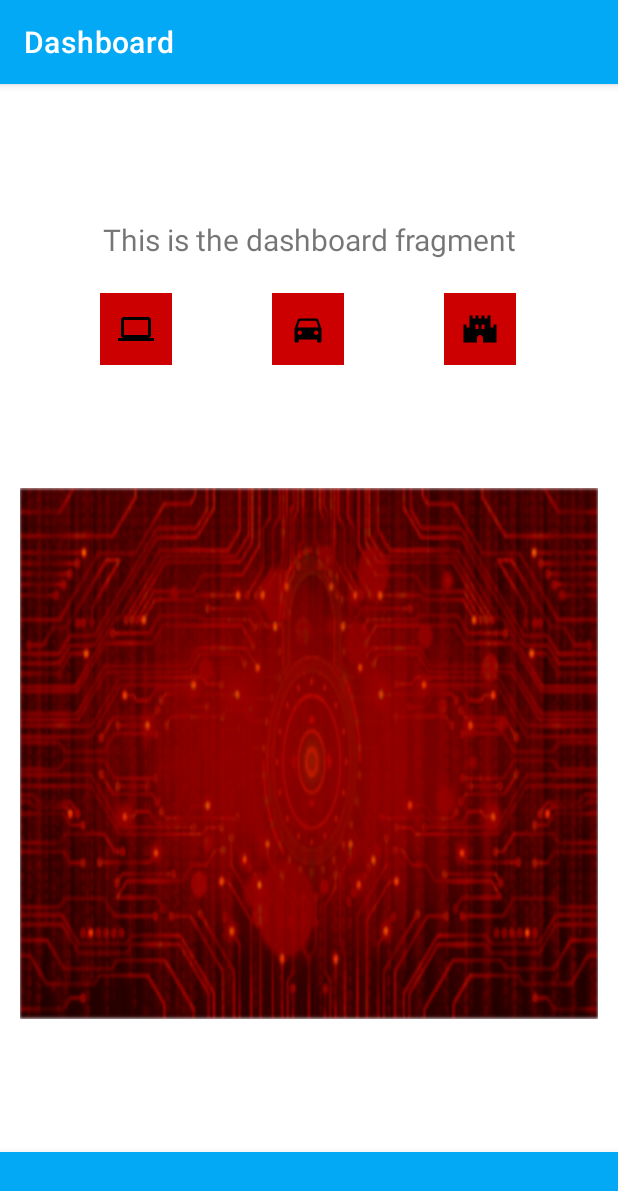
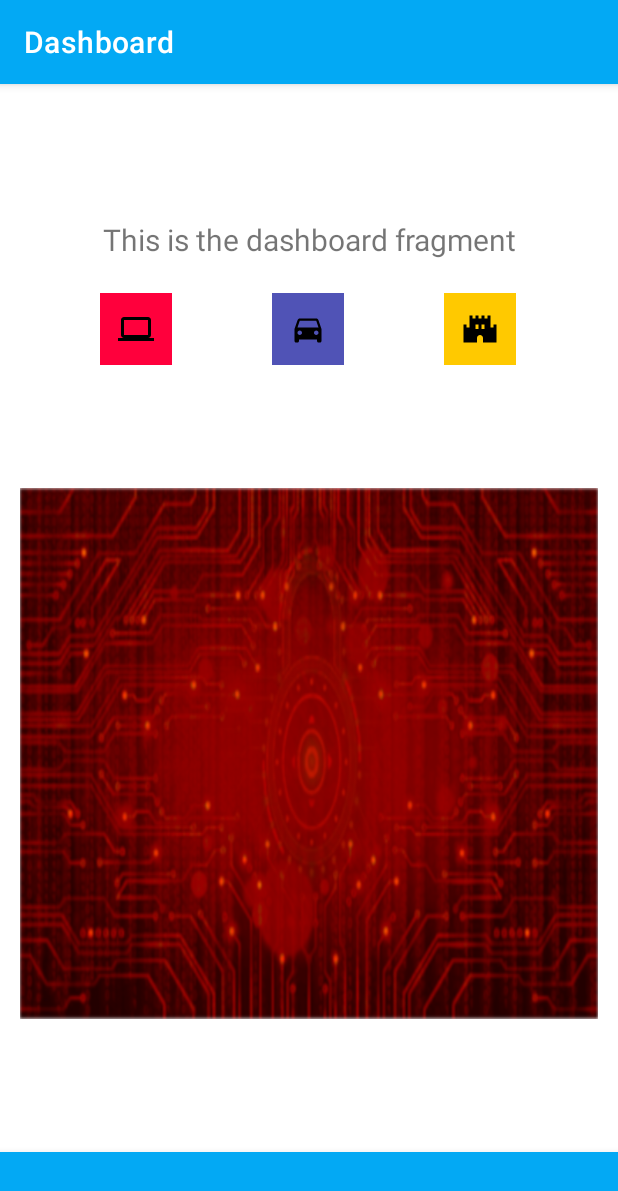
Before and after one commit to DanielAMoreno5775/androidUI, an Android app: the DashboardFragment screen opened through its navigation route, on a phone screen of 412 x 824 dp. Shown: the top 1191 px of the screen. Run offline under Robolectric (Android 15) with nearby library versions, the light colour scheme and no system bars; our stand-ins replace FlexboxLayout, navigation-ui; libraries missing offline, so code that uses them is left out: com.smarteist.autoimageslider; pictures from the network do not load; 6 statements that could not run were skipped.

Commit message:
Finalize colors for buttons

```diff
--- a/app/src/main/res/layout/fragment_dashboard.xml
+++ b/app/src/main/res/layout/fragment_dashboard.xml
@@ -40,7 +40,7 @@
             android:layout_width="48dp"
             android:layout_height="48dp"
             android:layout_weight="1"
-            android:background="@android:color/holo_red_dark"
+            android:background="?attr/colorAccentCustom3"
             android:src="@drawable/baseline_computer_24"
             tools:layout_editor_absoluteY="324dp" />
 
@@ -50,7 +50,7 @@
             android:layout_width="48dp"
             android:layout_height="48dp"
             android:layout_weight="1"
-            android:background="@android:color/holo_red_dark"
+            android:background="?attr/colorAccentCustom1"
             android:src="@drawable/baseline_directions_car_24"
             tools:layout_editor_absoluteX="137dp"
             tools:layout_editor_absoluteY="324dp" />
@@ -61,7 +61,7 @@
             android:layout_width="48dp"
             android:layout_height="48dp"
             android:layout_weight="1"
-            android:background="@android:color/holo_red_dark"
+            android:background="?attr/colorAccentCustom2"
             android:src="@drawable/baseline_castle_24"
             tools:layout_editor_absoluteX="274dp"
             tools:layout_editor_absoluteY="324dp" />
--- a/app/src/main/res/values-night/themes.xml
+++ b/app/src/main/res/values-night/themes.xml
@@ -2,25 +2,20 @@
     <!-- Base application theme. -->
     <style name="Theme.AndroidUIExperiments" parent="Theme.MaterialComponents.DayNight.DarkActionBar">
         <!-- Primary brand color. -->
-        <item name="colorPrimary">@color/skobeloff</item>   <!-- Selected navbar button & status bar -->
+        <item name="colorPrimary">@color/deep_sky_blue</item>
         <item name="colorPrimaryVariant">@color/dark_navy_blue</item>
         <item name="colorOnPrimary">@color/white</item>
         <!-- Secondary brand color. -->
-        <item name="colorSecondary">@color/khaki</item>    <!-- Switch button -->
-        <item name="colorSecondaryVariant">@color/golden_poppy</item>
+        <item name="colorSecondary">@color/khaki</item>
         <item name="colorOnSecondary">@color/black</item>
-        <!-- Tertiary brand color. -->
-        <item name="colorTertiary">@color/error_red</item>
-        <item name="colorOnTertiary">@color/black</item>
+        <!-- Colors for specific elements -->
         <item name="android:statusBarColor" tools:targetApi="21">?attr/colorPrimaryVariant</item>
         <item name="android:navigationBarColor" tools:targetApi="21">@color/black</item>
-        <item name="android:colorError" tools:targetApi="26">@color/error_red</item>
         <item name="android:colorBackground" tools:targetApi="19">@color/graphite_black</item>
-        <item name="android:colorAccent" tools:targetApi="21">?attr/colorSecondaryVariant</item>
-        <item name="android:colorPressedHighlight" tools:targetApi="21">?attr/colorSecondaryVariant</item>
-        <item name="android:state_selected" tools:targetApi="21">?attr/colorSecondaryVariant</item>
         <item name="bottomNavigationStyle">@style/Widget.App.BottomNavigationViewDark</item>
-        <!-- Customize your theme here. -->
+        <item name="colorAccentCustom1">@color/plump_purple</item>
+        <item name="colorAccentCustom2">@color/golden_poppy</item>
+        <item name="colorAccentCustom3">@color/soft_error_red</item>
     </style>
 
     <style name="Widget.App.BottomNavigationViewDark" parent="Widget.MaterialComponents.BottomNavigationView.Colored">
@@ -29,7 +24,7 @@
 
     <style name="ThemeOverlay.App.BottomNavigationViewDark" parent="">
         <item name="colorOnPrimary">@color/white</item>
-        <item name="android:colorBackground" tools:targetApi="19">#03A9F4</item>
+        <item name="android:colorBackground" tools:targetApi="19">?attr/colorPrimary</item>
     </style>
 
     <!-- Base application theme. -->
--- /dev/null
+++ b/app/src/main/res/values/attrs.xml
@@ -0,0 +1,9 @@
+<?xml version="1.0" encoding="utf-8"?>
+<resources>
+
+    <!-- Other values-->
+    <attr name="colorAccentCustom1" format="reference" />
+    <attr name="colorAccentCustom2" format="reference" />
+    <attr name="colorAccentCustom3" format="reference" />
+
+</resources>
--- a/app/src/main/res/values/colors.xml
+++ b/app/src/main/res/values/colors.xml
@@ -1,20 +1,14 @@
 <?xml version="1.0" encoding="utf-8"?>
 <resources>
-    <color name="purple_200">#FFBB86FC</color>
-    <color name="purple_500">#FF6200EE</color>
-    <color name="purple_700">#FF3700B3</color>
-    <color name="teal_200">#FF03DAC5</color>
-    <color name="teal_700">#FF018786</color>
-
     <color name="black">#FF000000</color>
     <color name="white">#FFFFFFFF</color>
+    <!--Custom Colors-->
+    <color name="dark_navy_blue">#06006c</color>
+    <color name="graphite_black">#001f24</color>
+    <color name="khaki">#ffdf91</color>
+    <color name="deep_sky_blue">#03A9F4</color>
 
     <color name="plump_purple">#5053b6</color>
-    <color name="dark_navy_blue">#06006c</color>
-    <color name="skobeloff">#006874</color>
-    <color name="graphite_black">#001f24</color>
-    <color name="khaki">#ffdf91</color>
     <color name="golden_poppy">#ffc900</color>
-    <color name="error_red">#ba1a1a</color>
-    <color name="lavender">#e1e0ff</color>
+    <color name="soft_error_red">#ff003c</color>
 </resources>
--- a/app/src/main/res/values/themes.xml
+++ b/app/src/main/res/values/themes.xml
@@ -2,20 +2,20 @@
     <!-- Base application theme. -->
     <style name="Theme.AndroidUIExperiments" parent="Theme.MaterialComponents.DayNight.DarkActionBar">
         <!-- Primary brand color. -->
-        <item name="colorPrimary">#03A9F4</item>
+        <item name="colorPrimary">@color/deep_sky_blue</item>
         <item name="colorPrimaryVariant">@color/dark_navy_blue</item>
         <item name="colorOnPrimary">@color/white</item>
         <!-- Secondary brand color. -->
-        <item name="colorSecondary">@color/skobeloff</item>
-        <item name="colorSecondaryVariant">@color/graphite_black</item>
-        <item name="colorOnSecondary">@color/white</item>
-        <!-- Tertiary brand color. -->
-        <item name="colorTertiary">@color/golden_poppy</item>
-        <item name="colorOnTertiary">@color/black</item>
-        <!-- Status bar color. -->
+        <item name="colorSecondary">@color/khaki</item>
+        <item name="colorOnSecondary">@color/black</item>
+        <!-- Colors for specific elements -->
         <item name="android:statusBarColor" tools:targetApi="21">?attr/colorPrimaryVariant</item>
+        <item name="android:navigationBarColor" tools:targetApi="21">@color/black</item>
+        <item name="android:colorBackground" tools:targetApi="19">@color/white</item>
         <item name="bottomNavigationStyle">@style/Widget.App.BottomNavigationViewLight</item>
-        <!-- Customize your theme here. -->
+        <item name="colorAccentCustom1">@color/plump_purple</item>
+        <item name="colorAccentCustom2">@color/golden_poppy</item>
+        <item name="colorAccentCustom3">@color/soft_error_red</item>
     </style>
 
     <style name="Widget.App.BottomNavigationViewLight" parent="Widget.MaterialComponents.BottomNavigationView.Colored">
@@ -24,7 +24,7 @@
 
     <style name="ThemeOverlay.App.BottomNavigationViewLight" parent="">
         <item name="colorOnPrimary">@color/white</item>
-        <item name="android:colorBackground" tools:targetApi="19">#03A9F4</item>
+        <item name="android:colorBackground" tools:targetApi="19">?attr/colorPrimary</item>
     </style>
 
     <!-- Base application theme. -->
```
